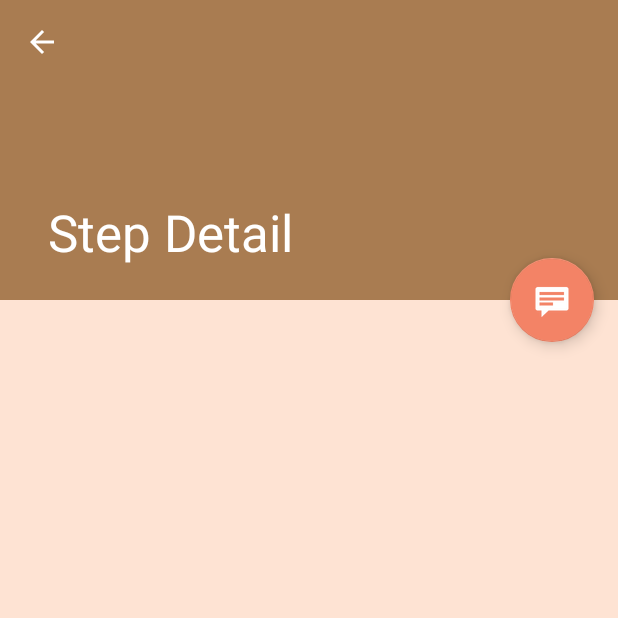
After one commit to gundamboy/Baking-is-hard, an Android app: the StepDetailActivity screen opened directly, with no data from a screen before it, on a phone screen of 412 x 824 dp, the top half of it. The commit adds this screen. Run offline under Robolectric (Android 15) with nearby library versions, the phone set to English and light mode, and no system bars.

Commit message:
added master detail flow activity for the recipe steps/videos. what a damn mess it made...

```diff
--- /dev/null
+++ b/app/src/main/java/com/charlesrowland/ragingclaw/bakingapp/StepDetailActivity.java
@@ -0,0 +1,72 @@
+package com.charlesrowland.ragingclaw.bakingapp;
+
+import android.content.Intent;
+import android.os.Bundle;
+import android.support.design.widget.FloatingActionButton;
+import android.support.design.widget.Snackbar;
+import android.support.v7.widget.Toolbar;
+import android.view.View;
+import android.support.v7.app.AppCompatActivity;
+import android.support.v7.app.ActionBar;
+import android.view.MenuItem;
+
+/**
+ * An activity representing a single Step detail screen. This
+ * activity is only used on narrow width devices. On tablet-size devices,
+ * item details are presented side-by-side with a list of items
+ * in a {@link StepListActivity}.
+ */
+public class StepDetailActivity extends AppCompatActivity {
+
+    @Override
+    protected void onCreate(Bundle savedInstanceState) {
+        super.onCreate(savedInstanceState);
+        setContentView(R.layout.activity_step_detail);
+        Toolbar toolbar = (Toolbar) findViewById(R.id.detail_toolbar);
+        setSupportActionBar(toolbar);
+
+        // Show the Up button in the action bar.
+        ActionBar actionBar = getSupportActionBar();
+        if (actionBar != null) {
+            actionBar.setDisplayHomeAsUpEnabled(true);
+        }
+
+        // savedInstanceState is non-null when there is fragment state
+        // saved from previous configurations of this activity
+        // (e.g. when rotating the screen from portrait to landscape).
+        // In this case, the fragment will automatically be re-added
+        // to its container so we don't need to manually add it.
+        // For more information, see the Fragments API guide at:
+        //
+        // http://developer.android.com/guide/components/fragments.html
+        //
+        if (savedInstanceState == null) {
+            // Create the detail fragment and add it to the activity
+            // using a fragment transaction.
+            Bundle arguments = new Bundle();
+            arguments.putString(StepDetailFragment.ARG_ITEM_ID,
+                    getIntent().getStringExtra(StepDetailFragment.ARG_ITEM_ID));
+            StepDetailFragment fragment = new StepDetailFragment();
+            fragment.setArguments(arguments);
+            getSupportFragmentManager().beginTransaction()
+                    .add(R.id.step_detail_container, fragment)
+                    .commit();
+        }
+    }
+
+    @Override
+    public boolean onOptionsItemSelected(MenuItem item) {
+        int id = item.getItemId();
+        if (id == android.R.id.home) {
+            // This ID represents the Home or Up button. In the case of this
+            // activity, the Up button is shown. For
+            // more details, see the Navigation pattern on Android Design:
+            //
+            // http://developer.android.com/design/patterns/navigation.html#up-vs-back
+            //
+            navigateUpTo(new Intent(this, StepListActivity.class));
+            return true;
+        }
+        return super.onOptionsItemSelected(item);
+    }
+}
--- /dev/null
+++ b/app/src/main/java/com/charlesrowland/ragingclaw/bakingapp/StepDetailFragment.java
@@ -0,0 +1,69 @@
+package com.charlesrowland.ragingclaw.bakingapp;
+
+import android.app.Activity;
+import android.support.design.widget.CollapsingToolbarLayout;
+import android.os.Bundle;
+import android.support.v4.app.Fragment;
+import android.view.LayoutInflater;
+import android.view.View;
+import android.view.ViewGroup;
+import android.widget.TextView;
+
+import com.charlesrowland.ragingclaw.bakingapp.dummy.DummyContent;
+
+/**
+ * A fragment representing a single Step detail screen.
+ * This fragment is either contained in a {@link StepListActivity}
+ * in two-pane mode (on tablets) or a {@link StepDetailActivity}
+ * on handsets.
+ */
+public class StepDetailFragment extends Fragment {
+    /**
+     * The fragment argument representing the item ID that this fragment
+     * represents.
+     */
+    public static final String ARG_ITEM_ID = "item_id";
+
+    /**
+     * The dummy content this fragment is presenting.
+     */
+    private DummyContent.DummyItem mItem;
+
+    /**
+     * Mandatory empty constructor for the fragment manager to instantiate the
+     * fragment (e.g. upon screen orientation changes).
+     */
+    public StepDetailFragment() {
+    }
+
+    @Override
+    public void onCreate(Bundle savedInstanceState) {
+        super.onCreate(savedInstanceState);
+
+        if (getArguments().containsKey(ARG_ITEM_ID)) {
+            // Load the dummy content specified by the fragment
+            // arguments. In a real-world scenario, use a Loader
+            // to load content from a content provider.
+            mItem = DummyContent.ITEM_MAP.get(getArguments().getString(ARG_ITEM_ID));
+
+            Activity activity = this.getActivity();
+            CollapsingToolbarLayout appBarLayout = (CollapsingToolbarLayout) activity.findViewById(R.id.toolbar_layout);
+            if (appBarLayout != null) {
+                //appBarLayout.setTitle(mItem.content);
+            }
+        }
+    }
+
+    @Override
+    public View onCreateView(LayoutInflater inflater, ViewGroup container,
+                             Bundle savedInstanceState) {
+        View rootView = inflater.inflate(R.layout.step_detail, container, false);
+
+        // Show the dummy content as text in a TextView.
+        if (mItem != null) {
+            ((TextView) rootView.findViewById(R.id.step_detail)).setText(mItem.details);
+        }
+
+        return rootView;
+    }
+}
--- /dev/null
+++ b/app/src/main/java/com/charlesrowland/ragingclaw/bakingapp/dummy/DummyContent.java
@@ -0,0 +1,72 @@
+package com.charlesrowland.ragingclaw.bakingapp.dummy;
+
+import java.util.ArrayList;
+import java.util.HashMap;
+import java.util.List;
+import java.util.Map;
+
+/**
+ * Helper class for providing sample content for user interfaces created by
+ * Android template wizards.
+ * <p>
+ * TODO: Replace all uses of this class before publishing your app.
+ */
+public class DummyContent {
+
+    /**
+     * An array of sample (dummy) items.
+     */
+    public static final List<DummyItem> ITEMS = new ArrayList<DummyItem>();
+
+    /**
+     * A map of sample (dummy) items, by ID.
+     */
+    public static final Map<String, DummyItem> ITEM_MAP = new HashMap<String, DummyItem>();
+
+    private static final int COUNT = 25;
+
+    static {
+        // Add some sample items.
+        for (int i = 1; i <= COUNT; i++) {
+            addItem(createDummyItem(i));
+        }
+    }
+
+    private static void addItem(DummyItem item) {
+        ITEMS.add(item);
+        ITEM_MAP.put(item.id, item);
+    }
+
+    private static DummyItem createDummyItem(int position) {
+        return new DummyItem(String.valueOf(position), "Item " + position, makeDetails(position));
+    }
+
+    private static String makeDetails(int position) {
+        StringBuilder builder = new StringBuilder();
+        builder.append("Details about Item: ").append(position);
+        for (int i = 0; i < position; i++) {
+            builder.append("\nMore details information here.");
+        }
+        return builder.toString();
+    }
+
+    /**
+     * A dummy item representing a piece of content.
+     */
+    public static class DummyItem {
+        public final String id;
+        public final String content;
+        public final String details;
+
+        public DummyItem(String id, String content, String details) {
+            this.id = id;
+            this.content = content;
+            this.details = details;
+        }
+
+        @Override
+        public String toString() {
+            return content;
+        }
+    }
+}
--- /dev/null
+++ b/app/src/main/res/layout/activity_step_detail.xml
@@ -0,0 +1,54 @@
+<?xml version="1.0" encoding="utf-8"?>
+<android.support.design.widget.CoordinatorLayout xmlns:android="http://schemas.android.com/apk/res/android"
+    xmlns:app="http://schemas.android.com/apk/res-auto"
+    xmlns:tools="http://schemas.android.com/tools"
+    android:layout_width="match_parent"
+    android:layout_height="match_parent"
+    android:fitsSystemWindows="true"
+    tools:context=".StepDetailActivity"
+    tools:ignore="MergeRootFrame">
+
+    <android.support.design.widget.AppBarLayout
+        android:id="@+id/app_bar"
+        android:layout_width="match_parent"
+        android:layout_height="@dimen/app_bar_height"
+        android:fitsSystemWindows="true"
+        android:theme="@style/ThemeOverlay.AppCompat.Dark.ActionBar">
+
+        <android.support.design.widget.CollapsingToolbarLayout
+            android:id="@+id/toolbar_layout"
+            android:layout_width="match_parent"
+            android:layout_height="match_parent"
+            android:fitsSystemWindows="true"
+            app:contentScrim="?attr/colorPrimary"
+            app:layout_scrollFlags="scroll|exitUntilCollapsed"
+            app:toolbarId="@+id/toolbar">
+
+            <android.support.v7.widget.Toolbar
+                android:id="@+id/detail_toolbar"
+                android:layout_width="match_parent"
+                android:layout_height="?attr/actionBarSize"
+                app:layout_collapseMode="pin"
+                app:popupTheme="@style/ThemeOverlay.AppCompat.Light" />
+
+        </android.support.design.widget.CollapsingToolbarLayout>
+
+    </android.support.design.widget.AppBarLayout>
+
+    <android.support.v4.widget.NestedScrollView
+        android:id="@+id/step_detail_container"
+        android:layout_width="match_parent"
+        android:layout_height="match_parent"
+        app:layout_behavior="@string/appbar_scrolling_view_behavior" />
+
+    <android.support.design.widget.FloatingActionButton
+        android:id="@+id/fab"
+        android:layout_width="wrap_content"
+        android:layout_height="wrap_content"
+        android:layout_gravity="center_vertical|start"
+        android:layout_margin="@dimen/fab_margin"
+        app:layout_anchor="@+id/step_detail_container"
+        app:layout_anchorGravity="top|end"
+        app:srcCompat="@android:drawable/stat_notify_chat" />
+
+</android.support.design.widget.CoordinatorLayout>
--- /dev/null
+++ b/app/src/main/res/layout/ingredient_list.xml
@@ -0,0 +1,6 @@
+<?xml version="1.0" encoding="utf-8"?>
+<android.support.constraint.ConstraintLayout
+    xmlns:android="http://schemas.android.com/apk/res/android" android:layout_width="match_parent"
+    android:layout_height="match_parent">
+
+</android.support.constraint.ConstraintLayout>
--- /dev/null
+++ b/app/src/main/res/layout/step_detail.xml
@@ -0,0 +1,10 @@
+<?xml version="1.0" encoding="utf-8"?>
+<TextView xmlns:android="http://schemas.android.com/apk/res/android"
+    xmlns:tools="http://schemas.android.com/tools"
+    android:id="@+id/step_detail"
+    style="?android:attr/textAppearanceLarge"
+    android:layout_width="match_parent"
+    android:layout_height="match_parent"
+    android:padding="16dp"
+    android:textIsSelectable="true"
+    tools:context=".StepDetailFragment" />
--- a/app/src/main/res/values/dimens.xml
+++ b/app/src/main/res/values/dimens.xml
@@ -15,7 +15,7 @@
     <dimen name="margins_24">24dp</dimen>
 
     <dimen name="margins_text_match_dots">48dp</dimen>
-    <dimen name="app_bar_height">180dp</dimen>
+    <dimen name="app_bar_height">200dp</dimen>
     <dimen name="sheet_text_scrim_height_top">100dp</dimen>
     <dimen name="sheet_text_scrim_height_bottom">100dp</dimen>
     <dimen name="details_movie_poster_width">105dp</dimen>
@@ -46,4 +46,5 @@
     <dimen name="camera_image_width">132dp</dimen>
     <dimen name="camera_image_height">215dp</dimen>
     <dimen name="review_bottom_sheet_height">350dp</dimen>
+    <dimen name="item_width">200dp</dimen>
 </resources>
--- a/app/src/main/res/values/strings.xml
+++ b/app/src/main/res/values/strings.xml
@@ -4,4 +4,6 @@
     <string name="no_results">It looks like there are no delicious recipes to show at this time.</string>
     <string name="servings_text">Servings: </string>
     <string name="ingredients_text">Total Ingredients: </string>
+    <string name="title_step_list">Steps</string>
+    <string name="title_step_detail">Step Detail</string>
 </resources>
--- a/app/src/main/res/values/styles.xml
+++ b/app/src/main/res/values/styles.xml
@@ -25,4 +25,13 @@
         <item name="android:textSize">@dimen/text12</item>
     </style>
 
+    <style name="AppTheme.NoActionBar">
+        <item name="windowActionBar">false</item>
+        <item name="windowNoTitle">true</item>
+    </style>
+
+    <style name="AppTheme.AppBarOverlay" parent="ThemeOverlay.AppCompat.Dark.ActionBar" />
+
+    <style name="AppTheme.PopupOverlay" parent="ThemeOverlay.AppCompat.Light" />
+
 </resources>
```
Also changed, not shown: app/src/main/AndroidManifest.xml (+18 -0 lines), app/src/main/java/com/charlesrowland/ragingclaw/bakingapp/StepListActivity.java (added, +157 -0 lines), app/src/main/java/com/charlesrowland/ragingclaw/bakingapp/adapters/RecipeAdapter.java (+5 -4 lines), app/src/main/res/layout-w900dp/step_list.xml (added, +39 -0 lines), app/src/main/res/layout/activity_step_list.xml (added, +34 -0 lines), app/src/main/res/layout/step_list.xml (added, +14 -0 lines), app/src/main/res/layout/step_list_content.xml (added, +32 -0 lines).
